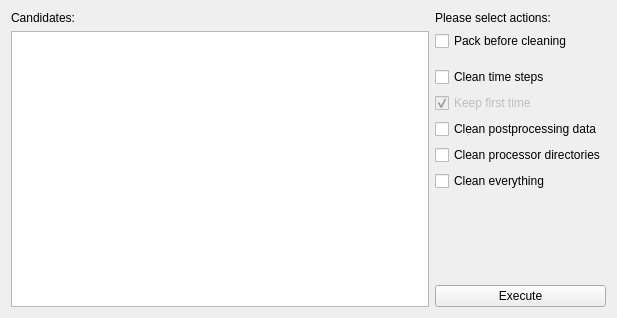
The window that src/toolkit_gui/of_clean_case.ui (hkroeger/insightcae) describes before a commit, drawn with Qt 5.
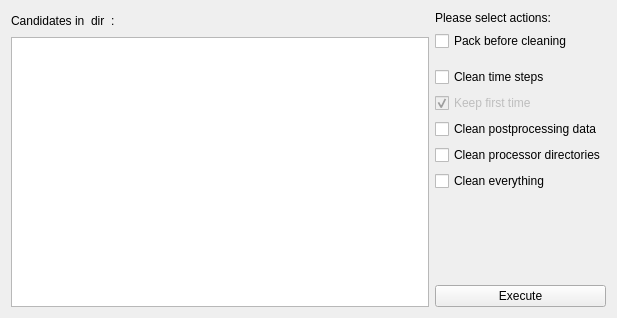
The same window after the commit.

Commit message: fix "keep first" cb interpretation, clear message

The edit to the form file:
```diff
--- a/src/toolkit_gui/of_clean_case.ui
+++ b/src/toolkit_gui/of_clean_case.ui
@@ -17,11 +17,48 @@
    <item>
     <layout class="QVBoxLayout" name="verticalLayout">
      <item>
-      <widget class="QLabel" name="label">
-       <property name="text">
-        <string>Candidates:</string>
-       </property>
-      </widget>
+      <layout class="QHBoxLayout" name="horizontalLayout">
+       <item>
+        <widget class="QLabel" name="label">
+         <property name="text">
+          <string>Candidates in</string>
+         </property>
+        </widget>
+       </item>
+       <item>
+        <widget class="QLabel" name="dirname">
+         <property name="maximumSize">
+          <size>
+           <width>200</width>
+           <height>16777215</height>
+          </size>
+         </property>
+         <property name="text">
+          <string>dir</string>
+         </property>
+        </widget>
+       </item>
+       <item>
+        <widget class="QLabel" name="label_4">
+         <property name="text">
+          <string>:</string>
+         </property>
+        </widget>
+       </item>
+       <item>
+        <spacer name="horizontalSpacer">
+         <property name="orientation">
+          <enum>Qt::Horizontal</enum>
+         </property>
+         <property name="sizeHint" stdset="0">
+          <size>
+           <width>40</width>
+           <height>20</height>
+          </size>
+         </property>
+        </spacer>
+       </item>
+      </layout>
      </item>
      <item>
       <widget class="QListWidget" name="list_cand"/>
```
The commit also changes 2 other files.
